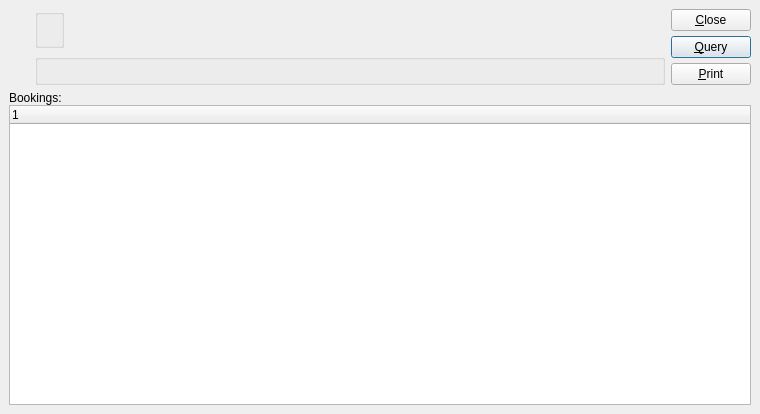
WooodHead/xtuple, file xtuple/trunk/guiclient/dspBookingsByShipTo.ui: the form before one commit.
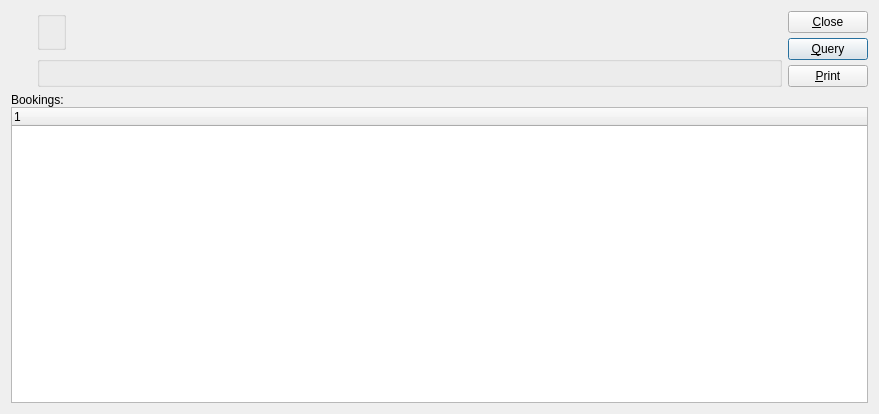
The form after the commit. Custom widgets are drawn as their Qt base class.

What changed in the file:
```diff
--- a/xtuple/trunk/guiclient/dspBookingsByShipTo.ui
+++ b/xtuple/trunk/guiclient/dspBookingsByShipTo.ui
@@ -8,7 +8,7 @@
    <rect>
     <x>0</x>
     <y>0</y>
-    <width>760</width>
+    <width>879</width>
     <height>414</height>
    </rect>
   </property>
@@ -17,28 +17,10 @@
   </property>
   <widget class="QWidget" name="widget" >
    <layout class="QVBoxLayout" >
-    <property name="margin" >
-     <number>9</number>
-    </property>
-    <property name="spacing" >
-     <number>6</number>
-    </property>
     <item>
      <layout class="QHBoxLayout" >
-      <property name="margin" >
-       <number>0</number>
-      </property>
-      <property name="spacing" >
-       <number>6</number>
-      </property>
       <item>
        <layout class="QVBoxLayout" >
-        <property name="margin" >
-         <number>0</number>
-        </property>
-        <property name="spacing" >
-         <number>6</number>
-        </property>
         <item>
          <widget class="CustCluster" name="_cust" />
         </item>
@@ -62,20 +44,8 @@
       </item>
       <item>
        <layout class="QVBoxLayout" >
-        <property name="margin" >
-         <number>0</number>
-        </property>
-        <property name="spacing" >
-         <number>6</number>
-        </property>
         <item>
          <layout class="QHBoxLayout" >
-          <property name="margin" >
-           <number>0</number>
-          </property>
-          <property name="spacing" >
-           <number>6</number>
-          </property>
           <item>
            <widget class="WarehouseGroup" name="_warehouse" >
             <property name="title" >
@@ -85,17 +55,11 @@
           </item>
           <item>
            <layout class="QVBoxLayout" >
-            <property name="margin" >
-             <number>0</number>
-            </property>
             <property name="spacing" >
              <number>0</number>
             </property>
             <item>
              <layout class="QHBoxLayout" >
-              <property name="margin" >
-               <number>0</number>
-              </property>
               <property name="spacing" >
                <number>0</number>
               </property>
@@ -148,17 +112,11 @@
       </item>
       <item>
        <layout class="QVBoxLayout" >
-        <property name="margin" >
-         <number>0</number>
-        </property>
         <property name="spacing" >
          <number>0</number>
         </property>
         <item>
          <layout class="QVBoxLayout" >
-          <property name="margin" >
-           <number>0</number>
-          </property>
           <property name="spacing" >
            <number>5</number>
           </property>
@@ -217,9 +175,7 @@
     <item>
      <widget class="QFrame" name="frame" >
       <property name="sizePolicy" >
-       <sizepolicy>
-        <hsizetype>5</hsizetype>
-        <vsizetype>7</vsizetype>
+       <sizepolicy vsizetype="Expanding" hsizetype="Preferred" >
         <horstretch>0</horstretch>
         <verstretch>1</verstretch>
        </sizepolicy>
@@ -259,19 +215,25 @@
  <layoutdefault spacing="6" margin="11" />
  <pixmapfunction>qPixmapFromMimeSource</pixmapfunction>
  <customwidgets>
-  <customwidget>
-   <class>ParameterGroup</class>
-   <extends>QGroupBox</extends>
-   <header>parametergroup.h</header>
-   <container>0</container>
-   <pixmap></pixmap>
-  </customwidget>
   <customwidget>
    <class>CustCluster</class>
    <extends>QWidget</extends>
    <header>custcluster.h</header>
-   <container>0</container>
-   <pixmap></pixmap>
+  </customwidget>
+  <customwidget>
+   <class>DateCluster</class>
+   <extends>QWidget</extends>
+   <header>datecluster.h</header>
+  </customwidget>
+  <customwidget>
+   <class>ParameterGroup</class>
+   <extends>QGroupBox</extends>
+   <header>parametergroup.h</header>
+  </customwidget>
+  <customwidget>
+   <class>ShiptoCluster</class>
+   <extends>QWidget</extends>
+   <header>shiptocluster.h</header>
   </customwidget>
   <customwidget>
    <class>WarehouseGroup</class>
@@ -284,22 +246,6 @@
    <class>XTreeWidget</class>
    <extends>QTreeWidget</extends>
    <header>xtreewidget.h</header>
-   <container>0</container>
-   <pixmap></pixmap>
-  </customwidget>
-  <customwidget>
-   <class>DateCluster</class>
-   <extends>QWidget</extends>
-   <header>datecluster.h</header>
-   <container>0</container>
-   <pixmap></pixmap>
-  </customwidget>
-  <customwidget>
-   <class>ShiptoCluster</class>
-   <extends>QWidget</extends>
-   <header>shiptocluster.h</header>
-   <container>0</container>
-   <pixmap></pixmap>
   </customwidget>
  </customwidgets>
  <tabstops>
```
Left out of the diff: 21 changed lines with no effect on the pictures.
